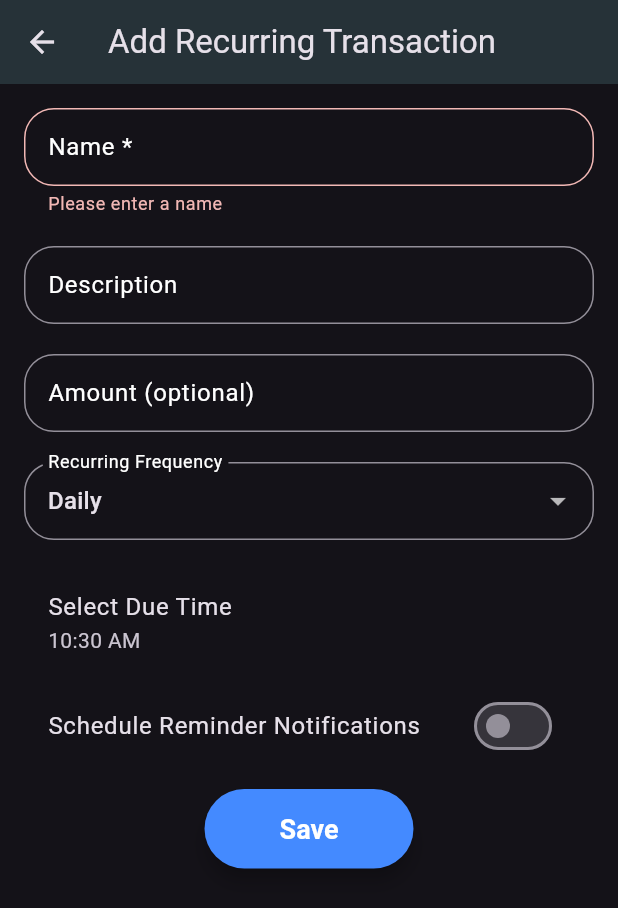
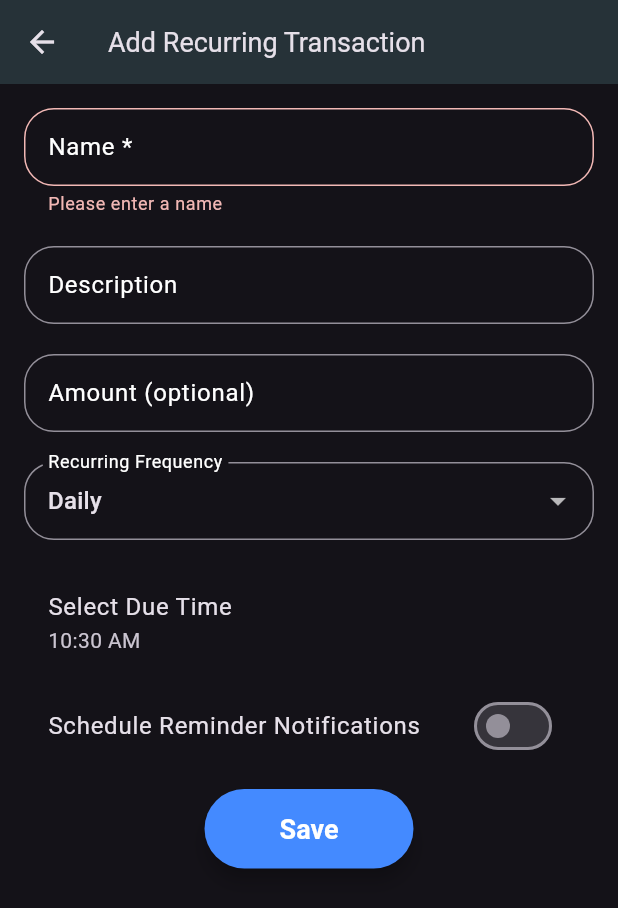
Before and after one commit to Samooh-9820060/ExpnZ, a Flutter app: the AddRecurringTransactionPage screen opened directly, after a tap on "Save", on a phone screen of 412 x 824 dp. Shown: the top 908 px of the screen. Run offline on Flutter 3.47's test engine with Material 3 defaults, Android fonts, the phone set to English and light mode, and no system bars; our stand-ins replace auto_size_text, cloud_firestore, file_picker, firebase_auth, firebase_core, firebase_storage and 12 more; missing offline and left inert: animated_drawer, currency_picker, excel, feedback, flutter_iconpicker, notifications; accounts and stored records are empty; network calls fail.

Commit message:
update delete recurring transaction
function implemented to update & delete recurring transaction from firestore and local db

```diff
--- a/lib/screens/AddRecurringTransaction.dart
+++ b/lib/screens/AddRecurringTransaction.dart
@@ -134,7 +134,10 @@ class _AddRecurringTransactionPageState extends State<AddRecurringTransactionPag
 
     return Scaffold(
       appBar: AppBar(
-        title: updateMode ? Text('Update Recurring Transaction') : Text('Add Recurring Transaction'),
+        title: Text(
+          updateMode ? 'Update Recurring Transaction' : 'Add Recurring Transaction',
+          style: TextStyle(fontSize: 18), // Adjust font size as needed
+        ),
         backgroundColor: Colors.blueGrey[900],
       ),
       body: SingleChildScrollView(
@@ -239,9 +242,9 @@ class _AddRecurringTransactionPageState extends State<AddRecurringTransactionPag
                 child: Padding(
                   padding: const EdgeInsets.symmetric(vertical: 16.0),
                   child: ExpnZButton(
-                    label: 'Save',
+                    label: updateMode ? 'Update' : 'Save',
                     onPressed: _submitForm,
-                  )
+                  ),
                 ),
               ),
             ],
@@ -328,11 +331,18 @@ class _AddRecurringTransactionPageState extends State<AddRecurringTransactionPag
       };
 
       try {
-        await RecurringTransactionDB().addRecurringTransaction(recurringTransactionData);
-        showModernSnackBar(context: context, message: 'Recurring Transaction added', backgroundColor: Colors.green);
+        if (updateMode) {
+          // Update existing transaction
+          await RecurringTransactionDB().updateRecurringTransaction(widget.documentId!, recurringTransactionData);
+          showModernSnackBar(context: context, message: 'Recurring Transaction updated', backgroundColor: Colors.green);
+        } else {
+          // Add new transaction
+          await RecurringTransactionDB().addRecurringTransaction(recurringTransactionData);
+          showModernSnackBar(context: context, message: 'Recurring Transaction added', backgroundColor: Colors.green);
+        }
         Navigator.pop(context);
       } catch (e) {
-        showModernSnackBar(context: context, message: 'Failed to add transaction', backgroundColor: Colors.red);
+        showModernSnackBar(context: context, message: 'Failed to process transaction', backgroundColor: Colors.red);
       }
     }
   }
```
Also changed, not shown: lib/database/RecurringTransactionsDB.dart (+7 -0 lines), lib/screens/RecurringTransactionsPage.dart (+13 -0 lines), lib/widgets/SimpleWidgets/ModernSnackBar.dart (+30 -0 lines).
